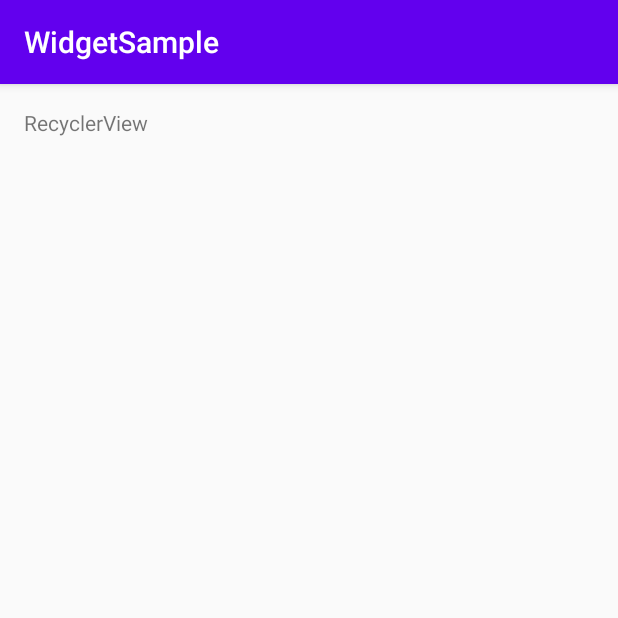
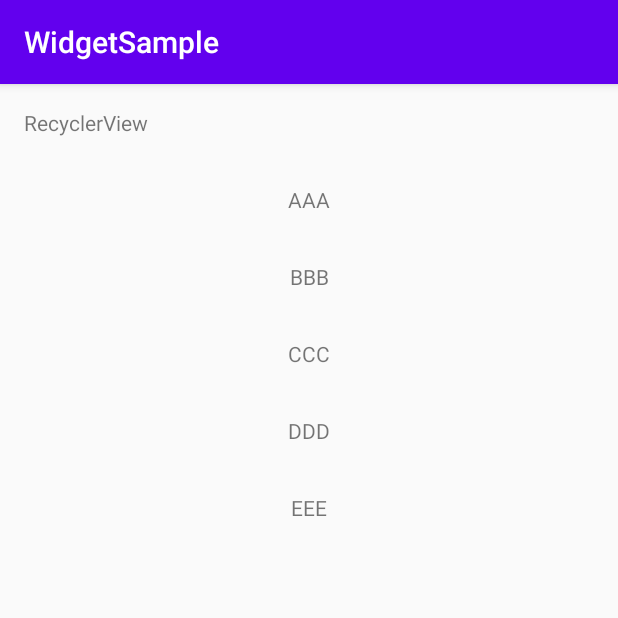
Before and after one commit to adventam10/WidgetSample, an Android app: the screen it shows after launch (RecyclerViewActivity), after a tap on "RecyclerView", on a phone screen of 412 x 824 dp, the top half of it. Run offline under Robolectric (Android 15) with nearby library versions, the phone set to English and light mode, and no system bars.

Commit message:
Add RecyclerView

```diff
--- a/WidgetSample/app/src/main/java/com/example/widgetsample/RecyclerViewActivity.kt
+++ b/WidgetSample/app/src/main/java/com/example/widgetsample/RecyclerViewActivity.kt
@@ -2,11 +2,24 @@ package com.example.widgetsample
 
 import androidx.appcompat.app.AppCompatActivity
 import android.os.Bundle
+import android.util.Log
+import androidx.recyclerview.widget.LinearLayoutManager
+import androidx.recyclerview.widget.RecyclerView
 
 class RecyclerViewActivity : AppCompatActivity() {
+    companion object {
+        private val TAG = RecyclerViewActivity::class.java.simpleName
+    }
 
     override fun onCreate(savedInstanceState: Bundle?) {
         super.onCreate(savedInstanceState)
         setContentView(R.layout.activity_recycler_view)
+
+        val recyclerView = findViewById<RecyclerView>(R.id.recycler)
+        val adapter = RecyclerViewAdapter(this) { position, item ->
+            Log.d(TAG, "ClickItem! position: $position, item: $item")
+        }
+        recyclerView.adapter = adapter
+        recyclerView.layoutManager = LinearLayoutManager(this, LinearLayoutManager.VERTICAL, false)
     }
 }
--- /dev/null
+++ b/WidgetSample/app/src/main/java/com/example/widgetsample/RecyclerViewAdapter.kt
@@ -0,0 +1,36 @@
+package com.example.widgetsample
+
+import android.content.Context
+import android.view.LayoutInflater
+import android.view.View
+import android.view.ViewGroup
+import android.widget.TextView
+import androidx.recyclerview.widget.RecyclerView.*
+
+class RecyclerViewAdapter(context: Context, private val onItemClicked: (position: Int, item: String) -> Unit) : Adapter<RecyclerViewAdapter.RecyclerViewHolder>() {
+
+    private val list = listOf("AAA", "BBB", "CCC", "DDD", "EEE")
+    private val inflater = LayoutInflater.from(context)
+
+    override fun onCreateViewHolder(parent: ViewGroup, viewType: Int): RecyclerViewHolder {
+        val view  = inflater.inflate(R.layout.recycler_row, parent, false)
+        val viewHolder = RecyclerViewHolder(view)
+        view.setOnClickListener {
+            val position = viewHolder.adapterPosition
+            val item = list[position]
+            onItemClicked(position, item)
+        }
+        return  viewHolder
+    }
+
+    override fun getItemCount() = list.size
+
+    override fun onBindViewHolder(holder: RecyclerViewHolder, position: Int) {
+        val item = list[position]
+        holder.text.text = item
+    }
+
+    class RecyclerViewHolder(view: View) : ViewHolder(view) {
+        val text = view.findViewById<TextView>(R.id.text)
+    }
+}
--- /dev/null
+++ b/WidgetSample/app/src/main/res/layout/recycler_row.xml
@@ -0,0 +1,22 @@
+<?xml version="1.0" encoding="utf-8"?>
+<androidx.constraintlayout.widget.ConstraintLayout
+    xmlns:android="http://schemas.android.com/apk/res/android"
+    xmlns:app="http://schemas.android.com/apk/res-auto"
+    xmlns:tools="http://schemas.android.com/tools"
+    android:layout_width="match_parent"
+    android:layout_height="wrap_content">
+
+    <TextView
+        android:id="@+id/text"
+        android:layout_width="wrap_content"
+        android:layout_height="wrap_content"
+        android:layout_marginStart="16dp"
+        android:layout_marginTop="16dp"
+        android:layout_marginEnd="16dp"
+        android:layout_marginBottom="16dp"
+        android:text="TextView"
+        app:layout_constraintBottom_toBottomOf="parent"
+        app:layout_constraintEnd_toEndOf="parent"
+        app:layout_constraintStart_toStartOf="parent"
+        app:layout_constraintTop_toTopOf="parent" />
+</androidx.constraintlayout.widget.ConstraintLayout>
```
